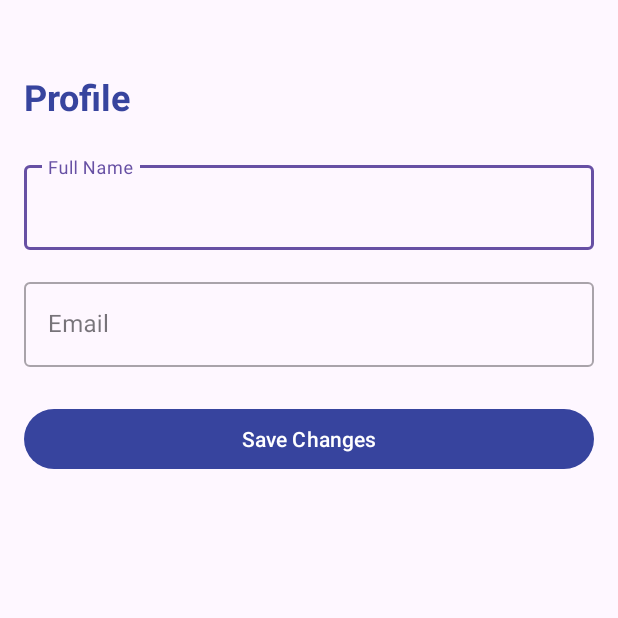
After one commit to Presceltooo/Finance-App, an Android app: the ProfileActivity screen opened directly, with no data from a screen before it, on a phone screen of 412 x 824 dp, the top half of it. The commit adds this screen. Run offline under Robolectric (Android 15) with nearby library versions, the phone set to English and light mode, and no system bars.

Commit message:
Update feature Profile

```diff
--- a/app/src/main/AndroidManifest.xml
+++ b/app/src/main/AndroidManifest.xml
@@ -27,6 +27,9 @@
         <activity
             android:name=".Activity.ReportActivity"
             android:exported="false" />
+        <activity
+            android:name=".Activity.ProfileActivity"
+            android:exported="false" />
 
     </application>
 
--- /dev/null
+++ b/app/src/main/java/com/example/financeapp/Activity/ProfileActivity.kt
@@ -0,0 +1,77 @@
+package com.example.financeapp.Activity
+
+import android.content.Intent
+import android.os.Bundle
+import android.view.WindowManager
+import androidx.appcompat.app.AppCompatActivity
+import com.example.financeapp.databinding.ActivityProfileBinding
+import android.util.Patterns
+import com.google.android.material.snackbar.Snackbar
+
+class ProfileActivity : AppCompatActivity() {
+    private lateinit var binding: ActivityProfileBinding
+
+    override fun onCreate(savedInstanceState: Bundle?) {
+        super.onCreate(savedInstanceState)
+        binding = ActivityProfileBinding.inflate(layoutInflater)
+        setContentView(binding.root)
+
+        window.setFlags(
+            WindowManager.LayoutParams.FLAG_LAYOUT_NO_LIMITS,
+            WindowManager.LayoutParams.FLAG_LAYOUT_NO_LIMITS
+        )
+
+        // Lấy thông tin hiện tại từ MainActivity
+        val currentName = intent.getStringExtra("currentName") ?: ""
+        val currentEmail = intent.getStringExtra("currentEmail") ?: ""
+
+        // Hiển thị thông tin hiện tại
+        binding.nameEditText.setText(currentName)
+        binding.emailEditText.setText(currentEmail)
+
+        // Xử lý sự kiện khi nhấn nút Save
+        binding.saveButton.setOnClickListener {
+            val newName = binding.nameEditText.text.toString().trim()
+            val newEmail = binding.emailEditText.text.toString().trim()
+
+            // Kiểm tra dữ liệu đầu vào
+            when {
+                newName.isBlank() -> {
+                    showError("Please enter your name")
+                    binding.nameInputLayout.error = "Name is required"
+                    return@setOnClickListener
+                }
+                newEmail.isBlank() -> {
+                    showError("Please enter your email")
+                    binding.emailInputLayout.error = "Email is required"
+                    return@setOnClickListener
+                }
+                !isValidEmail(newEmail) -> {
+                    showError("Please enter a valid email address")
+                    binding.emailInputLayout.error = "Invalid email format"
+                    return@setOnClickListener
+                }
+            }
+
+            // Xóa thông báo lỗi nếu có
+            binding.nameInputLayout.error = null
+            binding.emailInputLayout.error = null
+
+            // Trả về kết quả cho MainActivity
+            val resultIntent = Intent().apply {
+                putExtra("newName", newName)
+                putExtra("newEmail", newEmail)
+            }
+            setResult(RESULT_OK, resultIntent)
+            finish()
+        }
+    }
+
+    private fun isValidEmail(email: String): Boolean {
+        return Patterns.EMAIL_ADDRESS.matcher(email).matches()
+    }
+
+    private fun showError(message: String) {
+        Snackbar.make(binding.root, message, Snackbar.LENGTH_SHORT).show()
+    }
+}
--- a/app/src/main/res/layout/activity_main.xml
+++ b/app/src/main/res/layout/activity_main.xml
@@ -151,7 +151,7 @@
                             android:id="@+id/textView7"
                             android:layout_width="wrap_content"
                             android:layout_height="wrap_content"
-                            android:text="$ 1,000.00"
+                            android:text="$ 3.224,34"
                             android:textColor="@color/white"
                             android:textSize="30sp"
                             android:textStyle="bold"
@@ -389,19 +389,18 @@
                 </LinearLayout>
 
                 <LinearLayout
+                    android:id="@+id/profile_layout"
                     android:layout_width="0dp"
                     android:layout_height="match_parent"
                     android:layout_weight="0.2"
                     android:orientation="vertical">
 
                     <ImageView
-
                         android:layout_width="match_parent"
                         android:layout_height="wrap_content"
                         app:srcCompat="@drawable/profile" />
 
                     <TextView
-
                         android:layout_width="match_parent"
                         android:layout_height="wrap_content"
                         android:layout_marginTop="8dp"
--- /dev/null
+++ b/app/src/main/res/layout/activity_profile.xml
@@ -0,0 +1,74 @@
+<?xml version="1.0" encoding="utf-8"?>
+<androidx.constraintlayout.widget.ConstraintLayout xmlns:android="http://schemas.android.com/apk/res/android"
+    xmlns:app="http://schemas.android.com/apk/res-auto"
+    xmlns:tools="http://schemas.android.com/tools"
+    android:layout_width="match_parent"
+    android:layout_height="match_parent"
+    tools:context=".Activity.ProfileActivity">
+
+    <ScrollView
+        android:layout_width="match_parent"
+        android:layout_height="match_parent"
+        app:layout_constraintBottom_toBottomOf="parent"
+        app:layout_constraintEnd_toEndOf="parent"
+        app:layout_constraintStart_toStartOf="parent"
+        app:layout_constraintTop_toTopOf="parent">
+
+        <LinearLayout
+            android:layout_width="match_parent"
+            android:layout_height="wrap_content"
+            android:orientation="vertical"
+            android:padding="16dp">
+
+            <TextView
+                android:layout_width="wrap_content"
+                android:layout_height="wrap_content"
+                android:layout_marginTop="32dp"
+                android:text="Profile"
+                android:textColor="@color/dark_blue"
+                android:textSize="24sp"
+                android:textStyle="bold" />
+
+            <com.google.android.material.textfield.TextInputLayout
+                android:id="@+id/nameInputLayout"
+                android:layout_width="match_parent"
+                android:layout_height="wrap_content"
+                android:layout_marginTop="24dp"
+                android:hint="Full Name"
+                style="@style/Widget.MaterialComponents.TextInputLayout.OutlinedBox">
+
+                <com.google.android.material.textfield.TextInputEditText
+                    android:id="@+id/nameEditText"
+                    android:layout_width="match_parent"
+                    android:layout_height="wrap_content"
+                    android:inputType="textPersonName" />
+            </com.google.android.material.textfield.TextInputLayout>
+
+            <com.google.android.material.textfield.TextInputLayout
+                android:id="@+id/emailInputLayout"
+                android:layout_width="match_parent"
+                android:layout_height="wrap_content"
+                android:layout_marginTop="16dp"
+                android:hint="Email"
+                style="@style/Widget.MaterialComponents.TextInputLayout.OutlinedBox">
+
+                <com.google.android.material.textfield.TextInputEditText
+                    android:id="@+id/emailEditText"
+                    android:layout_width="match_parent"
+                    android:layout_height="wrap_content"
+                    android:inputType="textEmailAddress" />
+            </com.google.android.material.textfield.TextInputLayout>
+
+            <com.google.android.material.button.MaterialButton
+                android:id="@+id/saveButton"
+                android:layout_width="match_parent"
+                android:layout_height="wrap_content"
+                android:layout_marginTop="24dp"
+                android:text="Save Changes"
+                android:textColor="@color/white"
+                app:backgroundTint="@color/dark_blue" />
+
+        </LinearLayout>
+    </ScrollView>
+
+</androidx.constraintlayout.widget.ConstraintLayout>
```
Also changed, not shown: app/src/main/java/com/example/financeapp/Activity/MainActivity.kt (+37 -6 lines).
